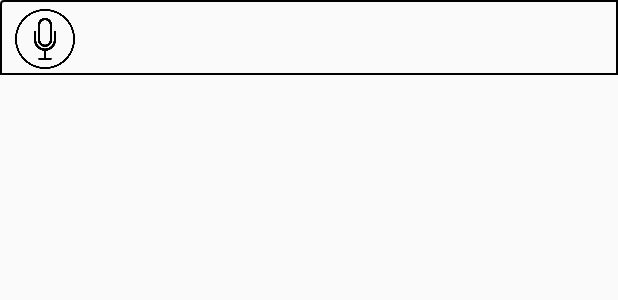
After one commit to EmiliaPalaghita/Funny-Voice-Recorder, an Android app: the layout record_list_item.xml on its own in the app's theme, with its tools: preview values and no code run, on a phone screen of 412 x 824 dp. The commit adds this screen. Shown: the top 300 px of the screen. Run offline under Robolectric (Android 15) with nearby library versions, the light colour scheme and no system bars.

Commit message:
implemented recycler view

```diff
--- a/app/build.gradle
+++ b/app/build.gradle
@@ -25,7 +25,7 @@ android {
 
 dependencies {
     implementation fileTree(include: ['*.jar'], dir: 'libs')
-    implementation "org.jetbrains.kotlin:kotlin-stdlib-jre7:$kotlin_version"
+    implementation "org.jetbrains.kotlin:kotlin-stdlib-jdk7:$kotlin_version"
     implementation 'com.android.support:appcompat-v7:28.0.0-alpha3'
     implementation 'com.android.support.constraint:constraint-layout:1.1.2'
     testImplementation 'junit:junit:4.12'
@@ -33,4 +33,5 @@ dependencies {
     androidTestImplementation 'com.android.support.test.espresso:espresso-core:3.0.2'
     implementation 'com.android.support:support-v4:28.0.0-alpha3'
     implementation 'com.android.support:design:28.0.0-alpha3'
+    implementation 'com.android.support:recyclerview-v7:28.0.0-alpha3'
 }
--- /dev/null
+++ b/app/src/main/res/drawable/border_background.xml
@@ -0,0 +1,11 @@
+<shape xmlns:android="http://schemas.android.com/apk/res/android"
+    android:shape="rectangle">
+    <corners
+        android:radius="2dp"
+        android:topRightRadius="0dp"
+        android:bottomRightRadius="0dp"
+        android:bottomLeftRadius="0dp" />
+    <stroke
+        android:width="1dp"
+        android:color="@android:color/black" />
+</shape>
--- /dev/null
+++ b/app/src/main/res/layout/record_list_item.xml
@@ -0,0 +1,23 @@
+<?xml version="1.0" encoding="utf-8"?>
+<LinearLayout xmlns:android="http://schemas.android.com/apk/res/android"
+    android:layout_width="match_parent"
+    android:layout_height="wrap_content"
+    android:orientation="horizontal"
+    android:background="@drawable/border_background">
+
+    <Button
+        android:id="@+id/play_record_button"
+        android:layout_width="40dp"
+        android:layout_height="40dp"
+        android:background="@drawable/microphone"
+        android:layout_marginStart="10dp"
+        android:layout_marginBottom="10dp"/>
+
+    <TextView
+        android:id="@+id/record_textView"
+        android:layout_width="match_parent"
+        android:layout_height="wrap_content"
+        android:padding="10dp"
+        android:textSize="20sp"
+        android:textAlignment="center"/>
+</LinearLayout>
```
Also changed, not shown: app/src/main/java/com/example/epalaghita/funnyvoicerecorder/adapters/RecordsAdapter.kt (added, +57 -0 lines), app/src/main/java/com/example/epalaghita/funnyvoicerecorder/fragments/RecordingsListFragment.kt (+33 -0 lines), app/src/main/java/com/example/epalaghita/funnyvoicerecorder/models/Record.kt (added, +7 -0 lines), app/src/main/res/layout/activity_record.xml (+9 -6 lines), app/src/main/res/layout/recordings_layout.xml (+4 -15 lines), app/src/main/res/drawable/microphone.png (added), app/src/main/res/drawable/microphone_record.png (added).
